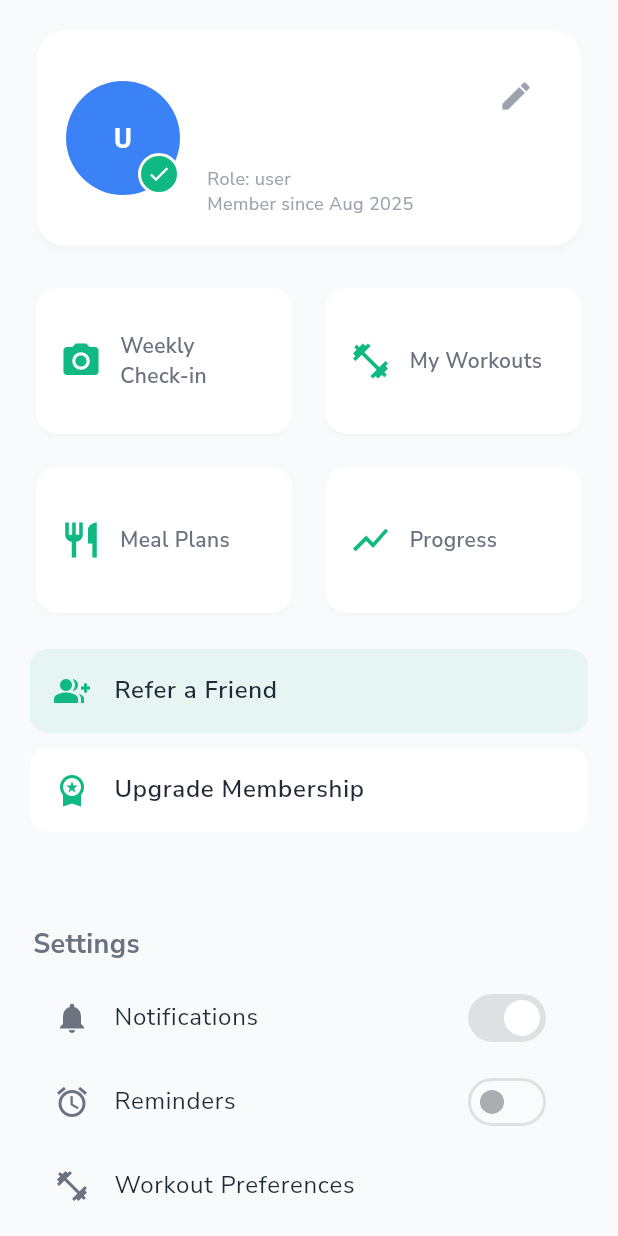
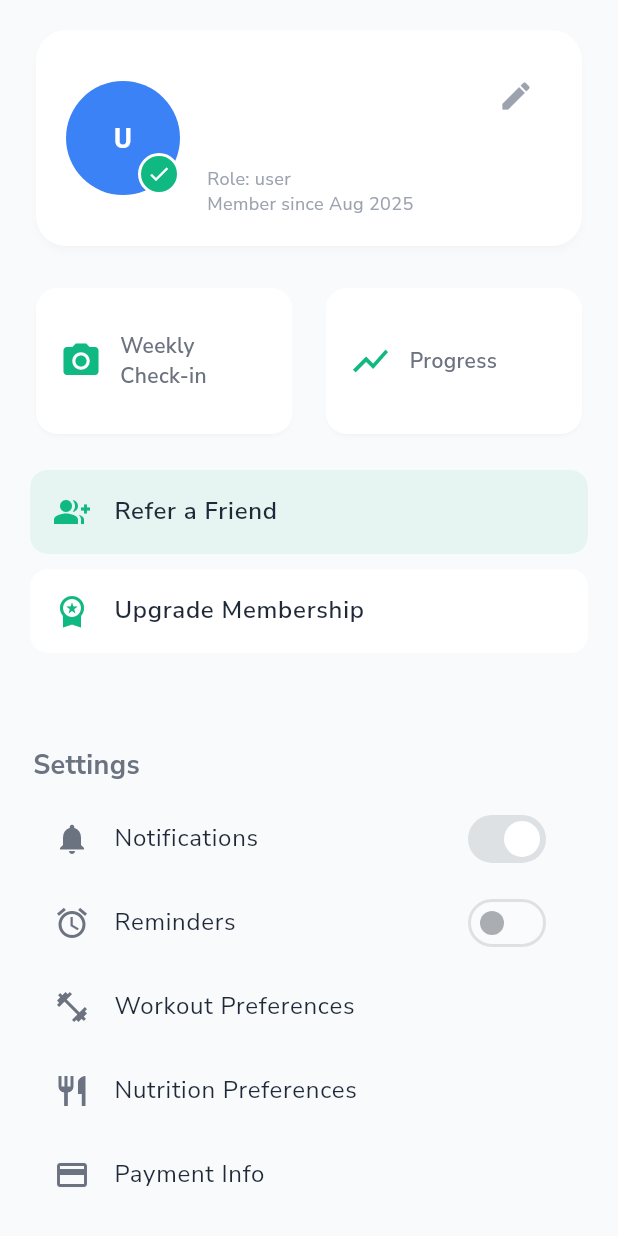
Before and after one commit to mahmoudal99/moctarnutrition, a Flutter app: the ProfileScreen screen opened directly, on a phone screen of 412 x 824 dp. Run offline on Flutter 3.47's test engine with Material 3 defaults, Android fonts, the phone set to English and light mode, and no system bars; our stand-ins replace cached_network_image, cloud_firestore, firebase_auth, firebase_core, firebase_storage, fl_chart and 11 more; missing offline and left inert: flutter_floating_bottom_bar; accounts and stored records are empty; project files that could hold a hidden picture were left out.

Commit message:
Update profile screen

```diff
--- a/lib/features/profile/presentation/screens/profile_screen.dart
+++ b/lib/features/profile/presentation/screens/profile_screen.dart
@@ -635,16 +635,6 @@ List<_MockQuickAccess> _getQuickAccessItems(BuildContext context) {
       onTap: () => context.push('/checkin'),
     ),
     _MockQuickAccess(
-      label: 'My Workouts',
-      icon: Icons.fitness_center,
-      onTap: () => context.go('/workouts'),
-    ),
-    _MockQuickAccess(
-      label: 'Meal Plans',
-      icon: Icons.restaurant,
-      onTap: () => context.go('/meal-prep'),
-    ),
-    _MockQuickAccess(
       label: 'Progress',
       icon: Icons.show_chart,
       onTap: () => context.go('/progress'),
```
